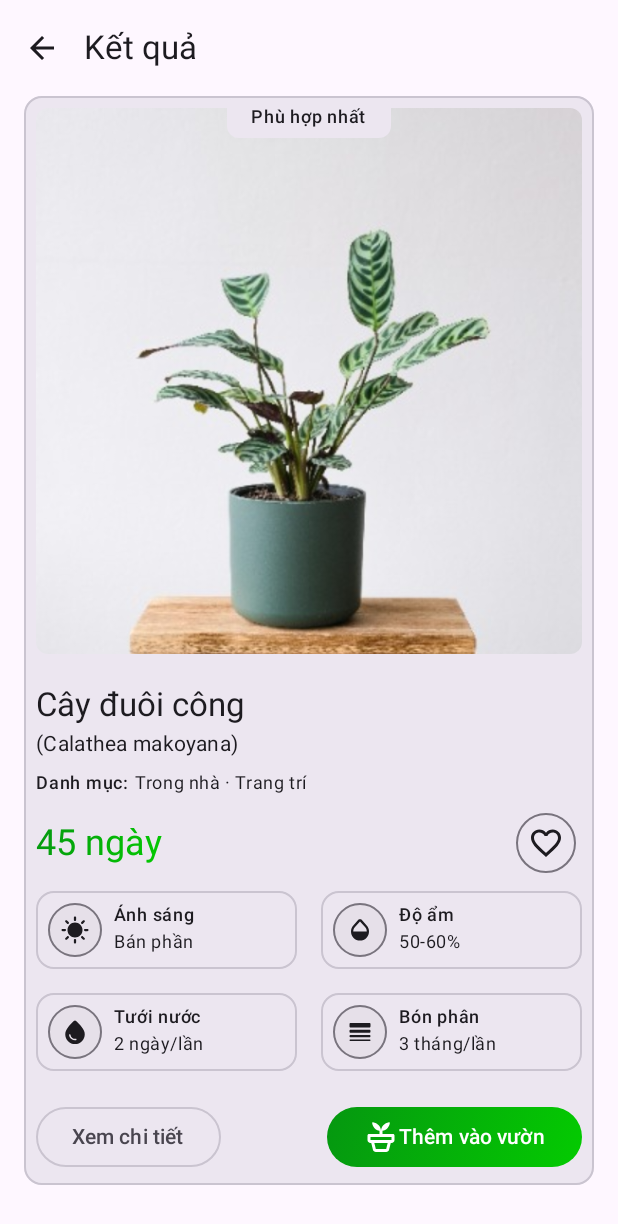
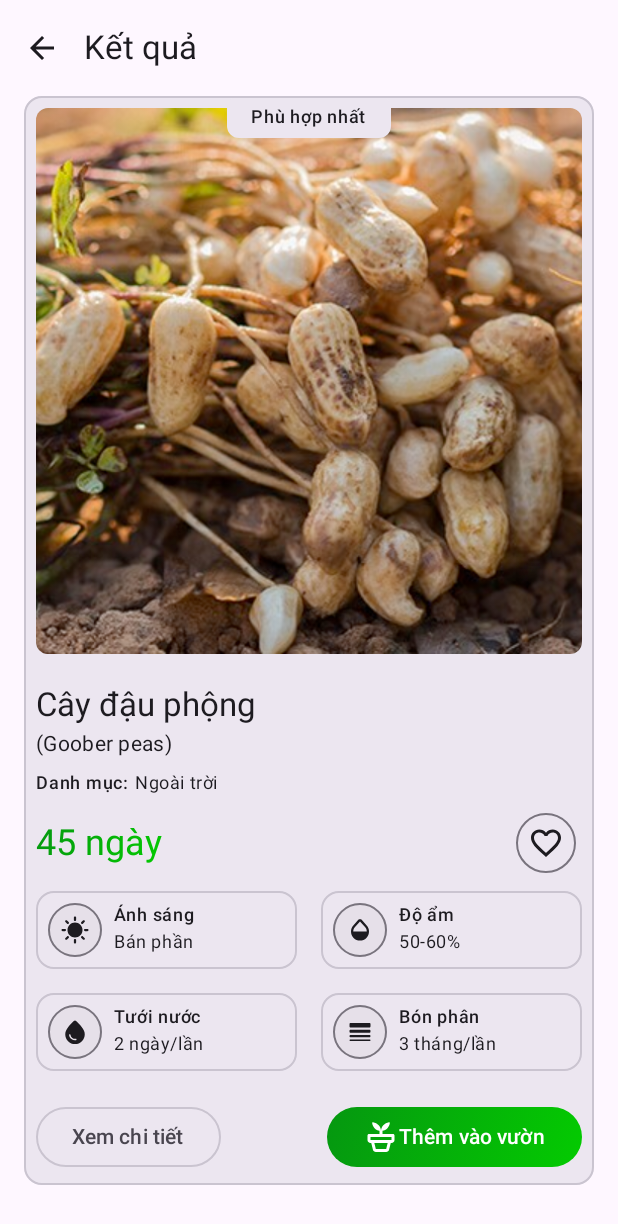
Before and after one commit to FakerHecker/AISC2024_Planta_AndroidApp, an Android app built with Jetpack Compose: the ScanResultInfoScreen screen opened through its navigation route, on a phone screen of 412 x 824 dp. Shown: the top 1224 px of the screen. Run offline under Robolectric (Android 15) with nearby library versions, the phone set to English and light mode, and no system bars; libraries missing offline, so code that uses them is left out: androidx.camera.core, androidx.camera.lifecycle, androidx.camera.view.

Commit message:
Change plant to pea

```diff
--- a/app/src/main/java/com/example/aisc2024_planta_androidapp/scan/ScanScreen.kt
+++ b/app/src/main/java/com/example/aisc2024_planta_androidapp/scan/ScanScreen.kt
@@ -111,9 +111,7 @@ fun ScanScreen(
     Box(modifier) {
         Image(
             painter = painterResource(
-                if (selectedMode == 0)
-                    R.drawable.plant_image
-                else R.drawable.sick_plant
+                R.drawable.fake_scanning_plant
             ),
             contentDescription = null,
             contentScale = ContentScale.Crop,
--- a/app/src/main/java/com/example/aisc2024_planta_androidapp/scan_result/diagnose/ResultDiagnoseCard.kt
+++ b/app/src/main/java/com/example/aisc2024_planta_androidapp/scan_result/diagnose/ResultDiagnoseCard.kt
@@ -46,7 +46,7 @@ fun ResultDiagnoseCard(modifier: Modifier = Modifier) {
                 .fillMaxWidth()) {
             // switch to horizontal pager
             Image(
-                painter = painterResource(R.drawable.plant_image_with_sick),
+                painter = painterResource(R.drawable.fake_diag_plant),
                 contentDescription = "Plant",
                 contentScale = ContentScale.Crop,
                 modifier = Modifier
--- a/app/src/main/java/com/example/aisc2024_planta_androidapp/scan_result/info/ResultInfoCard.kt
+++ b/app/src/main/java/com/example/aisc2024_planta_androidapp/scan_result/info/ResultInfoCard.kt
@@ -59,7 +59,7 @@ fun ResultInfoCard(modifier: Modifier = Modifier) {
                 .fillMaxWidth()) {
             // switch to horizontal pager
             Image(
-                painter = painterResource(R.drawable.plant_image),
+                painter = painterResource(R.drawable.fake_result_plant),
                 contentDescription = "Plant",
                 contentScale = ContentScale.Crop,
                 modifier = Modifier
@@ -68,14 +68,14 @@ fun ResultInfoCard(modifier: Modifier = Modifier) {
                     .clip(RoundedCornerShape(8.dp))
             )
             Spacer(Modifier.height(20.dp))
-            Text("Cây đuôi công", style = typography.titleLarge)
+            Text("Cây đậu phộng", style = typography.titleLarge)
             Spacer(Modifier.height(2.dp))
-            Text("(Calathea makoyana)", style = typography.bodyMedium)
+            Text("(Goober peas)", style = typography.bodyMedium)
             Spacer(Modifier.height(8.dp))
             Row {
                 Text("Danh mục:", style = typography.labelMedium)
                 Spacer(Modifier.width(4.dp))
-                Text("Trong nhà · Trang trí", style = typography.bodySmall)
+                Text("Ngoài trời", style = typography.bodySmall)
             }
             Spacer(Modifier.height(8.dp))
             Row(horizontalArrangement = Arrangement.SpaceBetween,
```
Also changed, not shown: app/src/main/res/drawable/fake_diag_plant.png (added), app/src/main/res/drawable/fake_result_plant.png (added), app/src/main/res/drawable/fake_scanning_plant.png (added).
